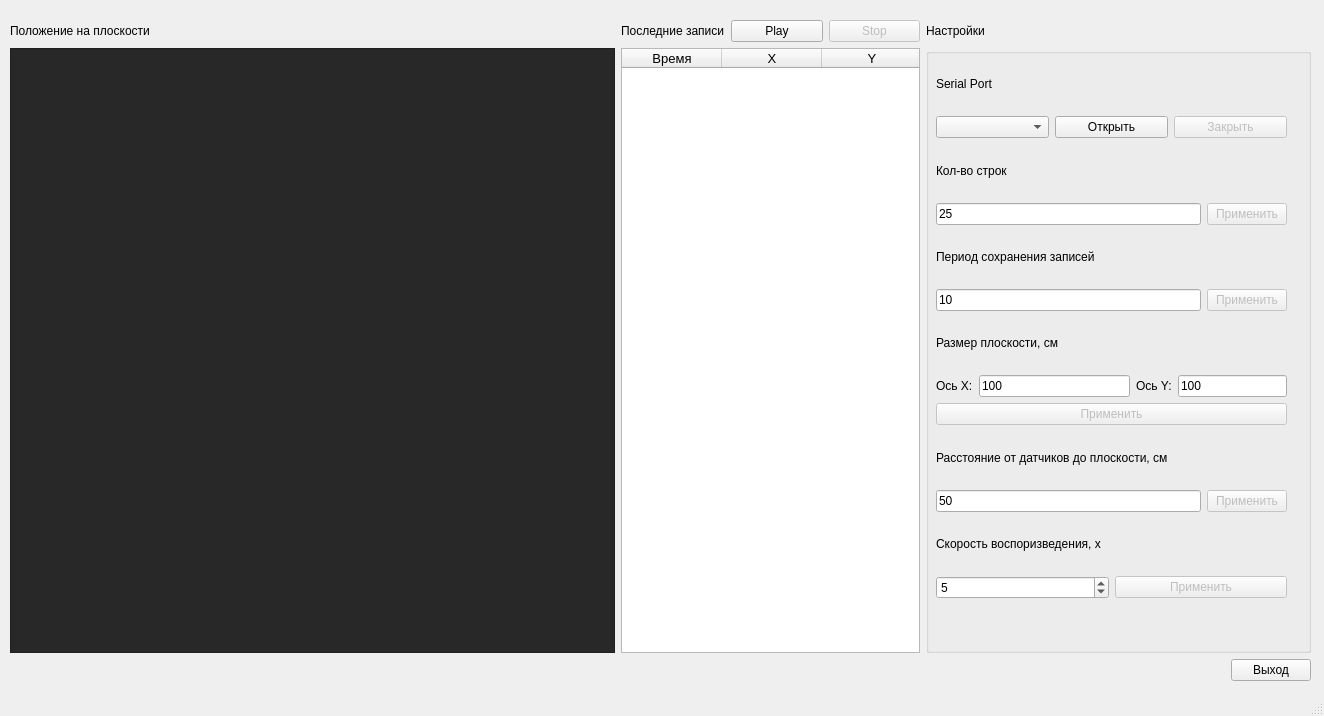
The window that window1_2.ui (hvnshwt/Arduino-PyQt-Locator) describes before a commit, drawn with Qt 5.
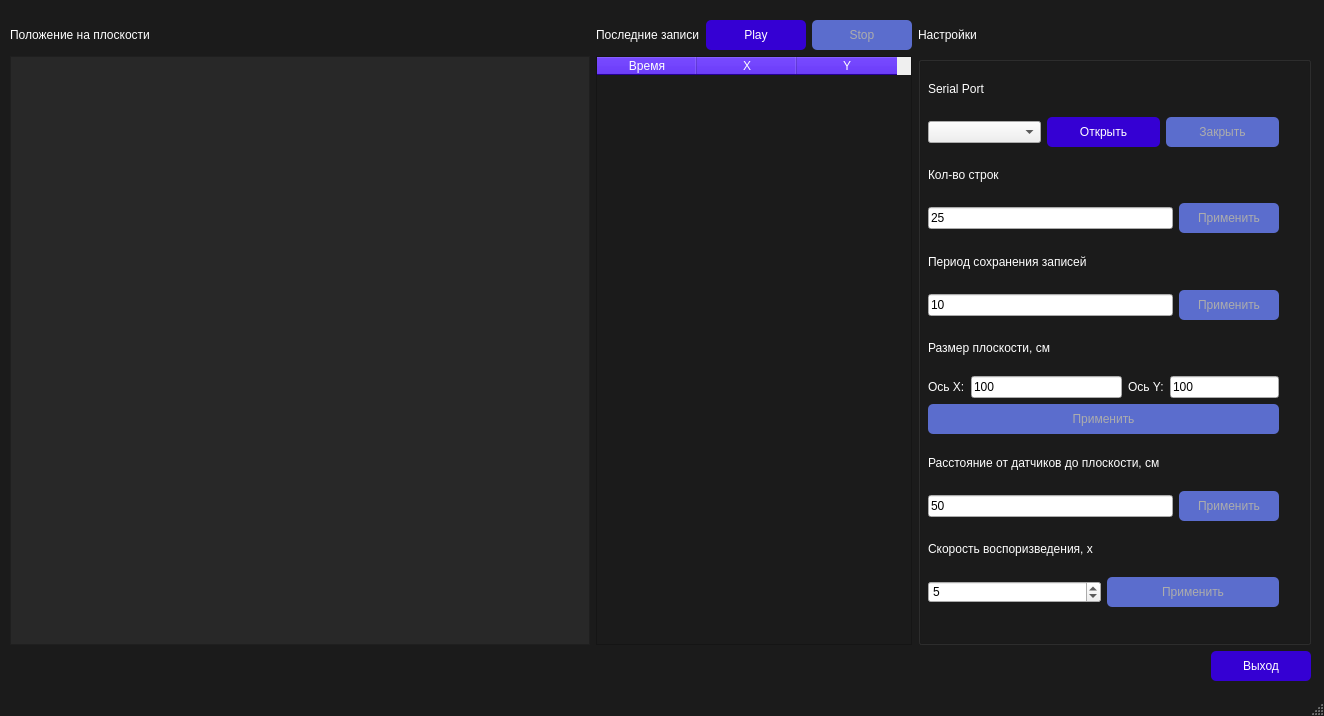
The same window after the commit. Custom widgets are drawn as their Qt base class.

Commit message: added stylesheet in the form, made design

Diff of the .ui file:
```diff
--- a/window1_2.ui
+++ b/window1_2.ui
@@ -13,6 +13,43 @@
   <property name="windowTitle">
    <string>Locator</string>
   </property>
+  <property name="styleSheet">
+   <string notr="true">QMainWindow{
+	background-color: rgb(27, 27, 27);
+}
+QLabel{
+	color: rgb(255, 255, 255);
+}
+QPushButton{
+	border-radius: 5px;
+	background-color: rgb(53, 0, 211);
+	color: rgb(255, 255, 255);
+	min-height: 30px;
+	min-width: 100px;
+}
+QPushButton:Disabled{
+	color: rgb(172, 172, 172);
+	background-color: rgb(91, 109, 205);
+}
+QTableWidget{
+	color: rgb(255, 255, 255);
+	background-color: rgb(27, 27, 27);
+}
+QHeaderView::section{
+	background-color:rgb(53, 0, 211);
+	color:  rgb(255, 255, 255);
+}
+QScrollBar:vertical {
+    border:none;
+    background-color: rgb(27, 27, 27);
+    width: 12px;
+}
+QScrollBar::handle:vertical {
+    background:rgb(111, 64, 251);
+    min-height: 20px;
+	border-radius:5px;
+}</string>
+  </property>
   <widget class="QWidget" name="centralwidget">
    <widget class="QWidget" name="layoutWidget">
     <property name="geometry">
@@ -59,6 +96,9 @@
       <layout class="QHBoxLayout" name="horizontalLayout_8">
        <item>
         <widget class="QLabel" name="label_2">
+         <property name="styleSheet">
+          <string notr="true"/>
+         </property>
          <property name="text">
           <string>Последние записи</string>
          </property>
@@ -66,6 +106,15 @@
        </item>
        <item>
         <widget class="QPushButton" name="play_animation_btn">
+         <property name="minimumSize">
+          <size>
+           <width>100</width>
+           <height>30</height>
+          </size>
+         </property>
+         <property name="styleSheet">
+          <string notr="true"/>
+         </property>
          <property name="text">
           <string>Play</string>
          </property>
@@ -76,6 +125,15 @@
          <property name="enabled">
           <bool>false</bool>
          </property>
+         <property name="minimumSize">
+          <size>
+           <width>100</width>
+           <height>30</height>
+          </size>
+         </property>
+         <property name="styleSheet">
+          <string notr="true"/>
+         </property>
          <property name="text">
           <string>Stop</string>
          </property>
@@ -97,6 +155,9 @@
          <pointsize>9</pointsize>
         </font>
        </property>
+       <property name="styleSheet">
+        <string notr="true"/>
+       </property>
        <property name="text">
         <string>Настройки</string>
        </property>
@@ -140,6 +201,9 @@
          <pointsize>9</pointsize>
         </font>
        </property>
+       <property name="styleSheet">
+        <string notr="true"/>
+       </property>
        <property name="title">
         <string/>
        </property>
@@ -522,6 +586,16 @@
        </property>
       </widget>
      </item>
+     <item row="1" column="0" colspan="2">
+      <widget class="PlotWidget" name="graphicsView">
+       <property name="enabled">
+        <bool>false</bool>
+       </property>
+       <property name="styleSheet">
+        <string notr="true">background-color: rgb(40, 40, 40);</string>
+       </property>
+      </widget>
+     </item>
     </layout>
    </widget>
   </widget>
```
Left out of the diff: 7 changed lines with no effect on the pictures. The commit also changes 6 other files.
